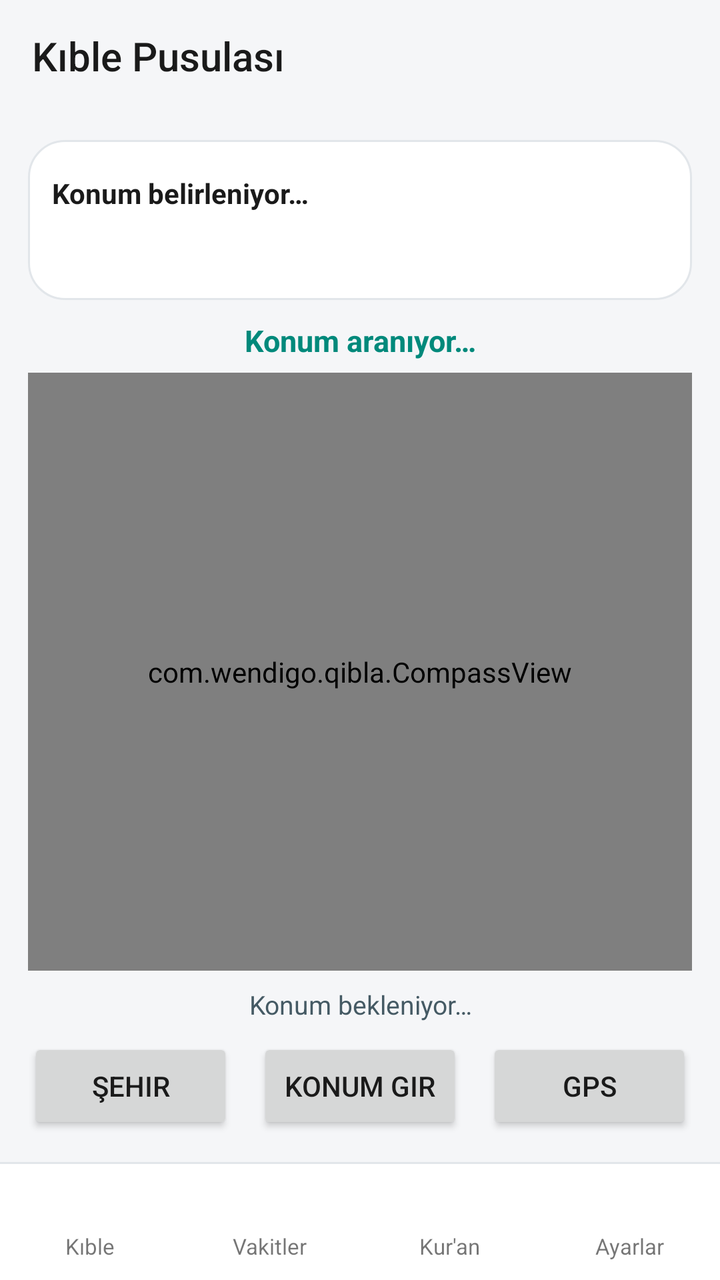
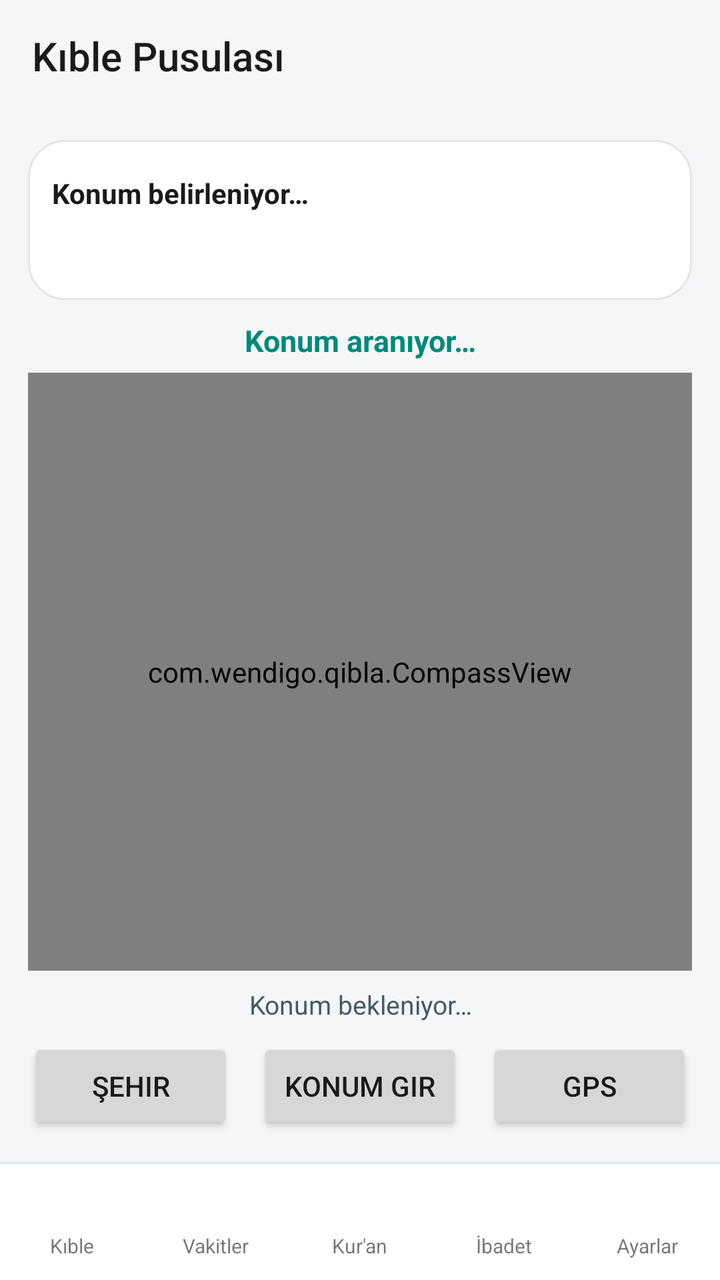

The first picture is an Android layout as it rendered before a commit; the second is the same layout after the commit. The layout source and the unified diff follow.
<!-- AndroidManifest.xml: application theme Theme.Qibla -->
<!-- res/layout/activity_main.xml -->
<?xml version="1.0" encoding="utf-8"?>
<FrameLayout xmlns:android="http://schemas.android.com/apk/res/android"
    xmlns:app="http://schemas.android.com/apk/res-auto"
    android:layout_width="match_parent"
    android:layout_height="match_parent"
    android:background="@color/bg">

    <ImageView
        android:id="@+id/bgImage"
        android:layout_width="match_parent"
        android:layout_height="match_parent"
        android:contentDescription="@null"
        android:scaleType="centerCrop"
        android:visibility="gone" />

    <View
        android:id="@+id/bgScrim"
        android:layout_width="match_parent"
        android:layout_height="match_parent"
        android:background="@color/bg_scrim"
        android:visibility="gone" />

    <LinearLayout
        android:layout_width="match_parent"
        android:layout_height="match_parent"
        android:orientation="vertical">

        <androidx.appcompat.widget.Toolbar
            android:id="@+id/toolbar"
            android:layout_width="match_parent"
            android:layout_height="?attr/actionBarSize"
            android:background="@color/bg"
            app:theme="@style/Theme.Qibla.Toolbar"
            app:title="@string/app_name"
            app:titleTextColor="@color/text_primary" />

        <FrameLayout
            android:layout_width="match_parent"
            android:layout_height="0dp"
            android:layout_weight="1">

            
            <LinearLayout
                android:id="@+id/pageQibla"
                android:layout_width="match_parent"
                android:layout_height="match_parent"
                android:orientation="vertical"
                android:padding="14dp">

                <LinearLayout
                    android:id="@+id/prayerPanel"
                    android:layout_width="match_parent"
                    android:layout_height="wrap_content"
                    android:layout_marginBottom="10dp"
                    android:background="@drawable/panel_bg"
                    android:orientation="vertical"
                    android:padding="12dp">

                    <LinearLayout
                        android:layout_width="match_parent"
                        android:layout_height="wrap_content"
                        android:gravity="center_vertical"
                        android:orientation="horizontal">

                        <TextView
                            android:id="@+id/tvCity"
                            android:layout_width="0dp"
                            android:layout_height="wrap_content"
                            android:layout_weight="1"
                            android:ellipsize="end"
                            android:maxLines="1"
                            android:text="@string/loc_unknown"
                            android:textColor="@color/text_primary"
                            android:textSize="14sp"
                            android:textStyle="bold" />

                        <TextView
                            android:id="@+id/tvCountdown"
                            android:layout_width="wrap_content"
                            android:layout_height="wrap_content"
                            android:paddingStart="8dp"
                            android:textColor="@color/accent"
                            android:textSize="22sp"
                            android:textStyle="bold" />
                    </LinearLayout>

                    <TextView
                        android:id="@+id/tvNextLine"
                        android:layout_width="match_parent"
                        android:layout_height="wrap_content"
                        android:paddingTop="1dp"
                        android:textColor="@color/text_dim"
                        android:textSize="13sp" />

                    <LinearLayout
                        android:id="@+id/prayerRow"
                        android:layout_width="match_parent"
                        android:layout_height="wrap_content"
                        android:orientation="horizontal"
                        android:paddingTop="8dp" />
                </LinearLayout>

                <TextView
                    android:id="@+id/tvStatus"
                    android:layout_width="match_parent"
                    android:layout_height="wrap_content"
                    android:gravity="center"
                    android:paddingBottom="6dp"
                    android:text="@string/searching"
                    android:textColor="@color/accent"
                    android:textSize="15sp"
                    android:textStyle="bold" />

                <com.wendigo.qibla.CompassView
                    android:id="@+id/compass"
                    android:layout_width="match_parent"
                    android:layout_height="0dp"
                    android:layout_weight="1" />

                <TextView
                    android:id="@+id/tvInfo"
                    android:layout_width="match_parent"
                    android:layout_height="wrap_content"
                    android:gravity="center"
                    android:lineSpacingExtra="3dp"
                    android:paddingTop="8dp"
                    android:paddingBottom="8dp"
                    android:text="@string/waiting_location"
                    android:textColor="@color/text_dim"
                    android:textSize="13sp" />

                <LinearLayout
                    android:layout_width="match_parent"
                    android:layout_height="wrap_content"
                    android:orientation="horizontal">

                    <Button
                        android:id="@+id/btnCity"
                        android:layout_width="0dp"
                        android:layout_height="wrap_content"
                        android:layout_marginEnd="6dp"
                        android:layout_weight="1"
                        android:text="@string/city" />

                    <Button
                        android:id="@+id/btnManual"
                        android:layout_width="0dp"
                        android:layout_height="wrap_content"
                        android:layout_marginStart="6dp"
                        android:layout_marginEnd="6dp"
                        android:layout_weight="1"
                        android:text="@string/manual" />

                    <Button
                        android:id="@+id/btnRefresh"
                        android:layout_width="0dp"
                        android:layout_height="wrap_content"
                        android:layout_marginStart="6dp"
                        android:layout_weight="1"
                        android:text="@string/refresh" />
                </LinearLayout>
            </LinearLayout>

            
            <ScrollView
                android:id="@+id/pageVakit"
                android:layout_width="match_parent"
                android:layout_height="match_parent"
                android:visibility="gone">

                <LinearLayout
                    android:layout_width="match_parent"
                    android:layout_height="wrap_content"
                    android:orientation="vertical"
                    android:padding="16dp">

                    <LinearLayout
                        android:layout_width="match_parent"
                        android:layout_height="wrap_content"
                        android:background="@drawable/panel_bg"
                        android:orientation="vertical"
                        android:padding="16dp">

                        <LinearLayout
                            android:layout_width="match_parent"
                            android:layout_height="wrap_content"
                            android:gravity="center_vertical"
                            android:orientation="horizontal">

                            <TextView
                                android:id="@+id/vCity"
                                android:layout_width="0dp"
                                android:layout_height="wrap_content"
                                android:layout_weight="1"
                                android:ellipsize="end"
                                android:maxLines="1"
                                android:text="@string/loc_unknown"
                                android:textColor="@color/text_primary"
                                android:textSize="18sp"
                                android:textStyle="bold" />

                            <TextView
                                android:id="@+id/vCount"
                                android:layout_width="wrap_content"
                                android:layout_height="wrap_content"
                                android:paddingStart="8dp"
                                android:textColor="@color/accent"
                                android:textSize="26sp"
                                android:textStyle="bold" />
                        </LinearLayout>

                        <TextView
                            android:id="@+id/vNext"
                            android:layout_width="match_parent"
                            android:layout_height="wrap_content"
                            android:paddingTop="2dp"
                            android:textColor="@color/text_dim"
                            android:textSize="14sp" />

                        <LinearLayout
                            android:id="@+id/vList"
                            android:layout_width="match_parent"
                            android:layout_height="wrap_content"
                            android:orientation="vertical"
                            android:paddingTop="10dp" />
                    </LinearLayout>

                    <LinearLayout
                        android:layout_width="match_parent"
                        android:layout_height="wrap_content"
                        android:layout_marginTop="12dp"
                        android:background="@drawable/panel_bg"
                        android:orientation="vertical"
                        android:padding="16dp">

                        <LinearLayout
                            android:layout_width="match_parent"
                            android:layout_height="wrap_content"
                            android:gravity="center_vertical"
                            android:orientation="horizontal">

                            <TextView
                                android:layout_width="0dp"
                                android:layout_height="wrap_content"
                                android:layout_weight="1"
                                android:text="@string/notif_enable"
                                android:textColor="@color/text_primary"
                                android:textSize="16sp" />

                            <androidx.appcompat.widget.SwitchCompat
                                android:id="@+id/switchNotif"
                                android:layout_width="wrap_content"
                                android:layout_height="wrap_content" />
                        </LinearLayout>

                        <TextView
                            android:layout_width="match_parent"
                            android:layout_height="wrap_content"
                            android:paddingTop="4dp"
                            android:text="@string/notif_hint"
                            android:textColor="@color/text_dim"
                            android:textSize="12sp" />

                        <Button
                            android:id="@+id/btnNotifTest"
                            android:layout_width="match_parent"
                            android:layout_height="wrap_content"
                            android:layout_marginTop="8dp"
                            android:text="@string/notif_test" />
                    </LinearLayout>

                    <TextView
                        android:layout_width="match_parent"
                        android:layout_height="wrap_content"
                        android:layout_marginTop="12dp"
                        android:text="@string/bg_credit"
                        android:textColor="@color/text_dim"
                        android:textSize="11sp" />
                </LinearLayout>
            </ScrollView>

            
            <ScrollView
                android:id="@+id/pageAyarlar"
                android:layout_width="match_parent"
                android:layout_height="match_parent"
                android:visibility="gone">

                <LinearLayout
                    android:layout_width="match_parent"
                    android:layout_height="wrap_content"
                    android:orientation="vertical"
                    android:padding="16dp">

                    <TextView
                        android:layout_width="match_parent"
                        android:layout_height="wrap_content"
                        android:paddingBottom="8dp"
                        android:text="@string/settings_appearance"
                        android:textColor="@color/accent"
                        android:textSize="14sp"
                        android:textStyle="bold" />

                    <Button
                        android:id="@+id/btnThemeAyar"
                        android:layout_width="match_parent"
                        android:layout_height="wrap_content"
                        android:text="@string/menu_theme" />

                    <Button
                        android:id="@+id/btnBgAyar"
                        android:layout_width="match_parent"
                        android:layout_height="wrap_content"
                        android:layout_marginTop="8dp"
                        android:text="@string/menu_bg" />

                    <Button
                        android:id="@+id/btnMapAyar"
                        android:layout_width="match_parent"
                        android:layout_height="wrap_content"
                        android:layout_marginTop="8dp"
                        android:text="@string/menu_map" />

                    <TextView
                        android:layout_width="match_parent"
                        android:layout_height="wrap_content"
                        android:paddingTop="24dp"
                        android:paddingBottom="6dp"
                        android:text="@string/about_title"
                        android:textColor="@color/accent"
                        android:textSize="14sp"
                        android:textStyle="bold" />

                    <TextView
                        android:layout_width="match_parent"
                        android:layout_height="wrap_content"
                        android:lineSpacingExtra="4dp"
                        android:text="@string/about_text"
                        android:textColor="@color/text_dim"
                        android:textSize="13sp" />
                </LinearLayout>
            </ScrollView>

            
            <FrameLayout
                android:id="@+id/pageQuran"
                android:layout_width="match_parent"
                android:layout_height="match_parent"
                android:visibility="gone">

                <ListView
                    android:id="@+id/quranList"
                    android:layout_width="match_parent"
                    android:layout_height="match_parent"
                    android:clipToPadding="false"
                    android:divider="@color/panel_stroke"
                    android:dividerHeight="1dp"
                    android:padding="6dp"
                    android:scrollbars="vertical" />

                <ProgressBar
                    android:id="@+id/quranProgress"
                    android:layout_width="wrap_content"
                    android:layout_height="wrap_content"
                    android:layout_gravity="center" />

                <TextView
                    android:id="@+id/quranEmpty"
                    android:layout_width="wrap_content"
                    android:layout_height="wrap_content"
                    android:layout_gravity="center"
                    android:text="@string/quran_loading"
                    android:textColor="@color/text_dim"
                    android:visibility="gone" />
            </FrameLayout>
        </FrameLayout>

        <View
            android:layout_width="match_parent"
            android:layout_height="1dp"
            android:background="@color/panel_stroke" />

        <LinearLayout
            android:id="@+id/bottomBar"
            android:layout_width="match_parent"
            android:layout_height="58dp"
            android:background="@color/panel"
            android:orientation="horizontal">

            <LinearLayout
                android:id="@+id/tabQibla"
                android:layout_width="0dp"
                android:layout_height="match_parent"
                android:layout_weight="1"
                android:background="?attr/selectableItemBackground"
                android:clickable="true"
                android:focusable="true"
                android:gravity="center"
                android:orientation="vertical">

                <ImageView
                    android:id="@+id/tabQiblaIcon"
                    android:layout_width="24dp"
                    android:layout_height="24dp"
                    android:contentDescription="@string/tab_qibla"
                    android:src="@drawable/ic_qibla" />

                <TextView
                    android:id="@+id/tabQiblaLabel"
                    android:layout_width="wrap_content"
                    android:layout_height="wrap_content"
                    android:text="@string/tab_qibla"
                    android:textSize="11sp" />
            </LinearLayout>

            <LinearLayout
                android:id="@+id/tabPrayer"
                android:layout_width="0dp"
                android:layout_height="match_parent"
                android:layout_weight="1"
                android:background="?attr/selectableItemBackground"
                android:clickable="true"
                android:focusable="true"
                android:gravity="center"
                android:orientation="vertical">

                <ImageView
                    android:id="@+id/tabPrayerIcon"
                    android:layout_width="24dp"
                    android:layout_height="24dp"
                    android:contentDescription="@string/tab_prayer"
                    android:src="@drawable/ic_prayer" />

                <TextView
                    android:id="@+id/tabPrayerLabel"
                    android:layout_width="wrap_content"
                    android:layout_height="wrap_content"
                    android:text="@string/tab_prayer"
                    android:textSize="11sp" />
            </LinearLayout>

            <LinearLayout
                android:id="@+id/tabQuran"
                android:layout_width="0dp"
                android:layout_height="match_parent"
                android:layout_weight="1"
                android:background="?attr/selectableItemBackground"
                android:clickable="true"
                android:focusable="true"
                android:gravity="center"
                android:orientation="vertical">

                <ImageView
                    android:id="@+id/tabQuranIcon"
                    android:layout_width="24dp"
                    android:layout_height="24dp"
                    android:contentDescription="@string/tab_quran"
                    android:src="@drawable/ic_quran" />

                <TextView
                    android:id="@+id/tabQuranLabel"
                    android:layout_width="wrap_content"
                    android:layout_height="wrap_content"
                    android:text="@string/tab_quran"
                    android:textSize="11sp" />
            </LinearLayout>

            <LinearLayout
                android:id="@+id/tabSettings"
                android:layout_width="0dp"
                android:layout_height="match_parent"
                android:layout_weight="1"
                android:background="?attr/selectableItemBackground"
                android:clickable="true"
                android:focusable="true"
                android:gravity="center"
                android:orientation="vertical">

                <ImageView
                    android:id="@+id/tabSettingsIcon"
                    android:layout_width="24dp"
                    android:layout_height="24dp"
                    android:contentDescription="@string/tab_settings"
                    android:src="@drawable/ic_settings" />

                <TextView
                    android:id="@+id/tabSettingsLabel"
                    android:layout_width="wrap_content"
                    android:layout_height="wrap_content"
                    android:text="@string/tab_settings"
                    android:textSize="11sp" />
            </LinearLayout>
        </LinearLayout>
    </LinearLayout>

</FrameLayout>
<!-- resources referenced by this layout -->
<resources>
  <color name="accent">#00897B</color>
  <color name="bg">#F5F6F8</color>
  <color name="bg_scrim">#66FFFFFF</color>
  <color name="panel">#FFFFFF</color>
  <color name="panel_stroke">#E2E6EA</color>
  <color name="text_dim">#455A64</color>
  <color name="text_primary">#1A1A1A</color>
  <!-- drawable ic_qibla (drawable) -->
  <vector xmlns:android="http://schemas.android.com/apk/res/android"
      android:width="24dp"
      android:height="24dp"
      android:viewportWidth="24"
      android:viewportHeight="24">
      <path
          android:fillColor="#FFFFFF"
          android:pathData="M12,2C6.48,2 2,6.48 2,12s4.48,10 10,10 10,-4.48 10,-10S17.52,2 12,2zM14.19,14.19L6,18l3.81,-8.19L18,6l-3.81,8.19z" />
  </vector>
  <!-- drawable panel_bg (drawable) -->
  <?xml version="1.0" encoding="utf-8"?>
  <shape xmlns:android="http://schemas.android.com/apk/res/android"
      android:shape="rectangle">
      <solid android:color="@color/panel" />
      <corners android:radius="18dp" />
      <stroke
          android:width="1dp"
          android:color="@color/panel_stroke" />
  </shape>
  <string name="about_text">Kıble Pusulası — namaz vakitleri, kıble yönü ve harita. Vakitler Diyanet takvimine (temkinli) göre hesaplanır.\n\nArka plan görselleri Wikimedia Commons (CC0 / kamu malı). Sunulan bilgiler yalnızca rehber niteliğindedir; resmî vakitler için Diyanet’e başvurun.\n\nSürüm 2.2</string>
  <string name="about_title">Hakkında</string>
  <string name="app_name">Kıble Pusulası</string>
  <string name="bg_credit">Görseller Wikimedia Commons (CC0 / kamu malı).</string>
  <string name="city">Şehir</string>
  <string name="loc_unknown">Konum belirleniyor…</string>
  <string name="manual">Konum Gir</string>
  <string name="menu_bg">Arka Plan</string>
  <string name="menu_map">Haritada Göster</string>
  <string name="menu_theme">Tema (Açık / Koyu)</string>
  <string name="notif_enable">Vakit bildirimleri</string>
  <string name="notif_hint">Vakit girdiğinde bildirim alırsınız. Bildirimin zamanında gelmesi için uygulamanın pil tasarrufundan muaf olması önerilir.</string>
  <string name="notif_test">Test bildirimi gönder</string>
  <string name="quran_loading">Kur\'an yükleniyor…</string>
  <string name="refresh">GPS</string>
  <string name="searching">Konum aranıyor…</string>
  <string name="settings_appearance">Görünüm</string>
  <string name="tab_prayer">Vakitler</string>
  <string name="tab_qibla">Kıble</string>
  <string name="tab_quran">Kur\'an</string>
  <string name="tab_settings">Ayarlar</string>
  <string name="waiting_location">Konum bekleniyor…</string>
  <style name="Theme.Qibla.Toolbar" parent="ThemeOverlay.AppCompat.ActionBar">
          <item name="colorControlNormal">@color/text_primary</item>
          <item name="android:textColorPrimary">@color/text_primary</item>
      </style>
  <!-- unchanged entries left out for length: 4 -->
</resources>

<!-- the commit's change to res/layout/activity_main.xml (unified diff, before → after) -->
@@ -373,6 +373,107 @@
                     android:textColor="@color/text_dim"
                     android:visibility="gone" />
             </FrameLayout>
+
+            
+            <LinearLayout
+                android:id="@+id/pageIbadat"
+                android:layout_width="match_parent"
+                android:layout_height="match_parent"
+                android:orientation="vertical"
+                android:padding="16dp"
+                android:visibility="gone">
+
+                <LinearLayout
+                    android:id="@+id/ibDua"
+                    android:layout_width="match_parent"
+                    android:layout_height="wrap_content"
+                    android:layout_marginBottom="12dp"
+                    android:background="@drawable/panel_bg"
+                    android:clickable="true"
+                    android:focusable="true"
+                    android:orientation="vertical"
+                    android:padding="18dp">
+
+                    <TextView
+                        android:layout_width="match_parent"
+                        android:layout_height="wrap_content"
+                        android:text="@string/tab_dua"
+                        android:textColor="@color/text_primary"
+                        android:textSize="18sp"
+                        android:textStyle="bold" />
+
+                    <TextView
+                        android:layout_width="match_parent"
+                        android:layout_height="wrap_content"
+                        android:paddingTop="4dp"
+                        android:text="@string/ib_dua_sub"
+                        android:textColor="@color/text_dim"
+                        android:textSize="12sp" />
+                </LinearLayout>
+
+                <LinearLayout
+                    android:id="@+id/ibTesbih"
+                    android:layout_width="match_parent"
+                    android:layout_height="wrap_content"
+                    android:layout_marginBottom="12dp"
+                    android:background="@drawable/panel_bg"
+                    android:clickable="true"
+                    android:focusable="true"
+                    android:orientation="vertical"
+                    android:padding="18dp">
+
+                    <TextView
+                        android:layout_width="match_parent"
+                        android:layout_height="wrap_content"
+                        android:text="@string/tab_tesbih"
+                        android:textColor="@color/text_primary"
+                        android:textSize="18sp"
+                        android:textStyle="bold" />
+
+                    <TextView
+                        android:layout_width="match_parent"
+                        android:layout_height="wrap_content"
+                        android:paddingTop="4dp"
+                        android:text="@string/ib_tesbih_sub"
+                        android:textColor="@color/text_dim"
+                        android:textSize="12sp" />
+                </LinearLayout>
+
+                <LinearLayout
+                    android:id="@+id/ibEsma"
+                    android:layout_width="match_parent"
+                    android:layout_height="wrap_content"
+                    android:background="@drawable/panel_bg"
+                    android:clickable="true"
+                    android:focusable="true"
+                    android:orientation="vertical"
+                    android:padding="18dp">
+
+                    <TextView
+                        android:layout_width="match_parent"
+                        android:layout_height="wrap_content"
+                        android:text="@string/tab_esma"
+                        android:textColor="@color/text_primary"
+                        android:textSize="18sp"
+                        android:textStyle="bold" />
+
+                    <TextView
+                        android:layout_width="match_parent"
+                        android:layout_height="wrap_content"
+                        android:paddingTop="4dp"
+                        android:text="@string/ib_esma_sub"
+                        android:textColor="@color/text_dim"
+                        android:textSize="12sp" />
+                </LinearLayout>
+
+                <TextView
+                    android:layout_width="match_parent"
+                    android:layout_height="wrap_content"
+                    android:layout_marginTop="14dp"
+                    android:text="@string/dua_credit"
+                    android:textColor="@color/text_dim"
+                    android:textSize="11sp" />
+            </LinearLayout>
         </FrameLayout>
 
         <View
@@ -410,7 +511,7 @@
                     android:layout_width="wrap_content"
                     android:layout_height="wrap_content"
                     android:text="@string/tab_qibla"
-                    android:textSize="11sp" />
+                    android:textSize="10sp" />
             </LinearLayout>
 
             <LinearLayout
@@ -436,7 +537,7 @@
                     android:layout_width="wrap_content"
                     android:layout_height="wrap_content"
                     android:text="@string/tab_prayer"
-                    android:textSize="11sp" />
+                    android:textSize="10sp" />
             </LinearLayout>
 
             <LinearLayout
@@ -462,11 +563,11 @@
                     android:layout_width="wrap_content"
                     android:layout_height="wrap_content"
                     android:text="@string/tab_quran"
-                    android:textSize="11sp" />
+                    android:textSize="10sp" />
             </LinearLayout>
 
             <LinearLayout
-                android:id="@+id/tabSettings"
+                android:id="@+id/tabIbadah"
                 android:layout_width="0dp"
                 android:layout_height="match_parent"
                 android:layout_weight="1"
@@ -477,6 +578,32 @@
                 android:orientation="vertical">
 
                 <ImageView
+                    android:id="@+id/tabIbadahIcon"
+                    android:layout_width="24dp"
+                    android:layout_height="24dp"
+                    android:contentDescription="@string/tab_ibadah"
+                    android:src="@drawable/ic_ibadah" />
+
+                <TextView
+                    android:id="@+id/tabIbadahLabel"
+                    android:layout_width="wrap_content"
+                    android:layout_height="wrap_content"
+                    android:text="@string/tab_ibadah"
+                    android:textSize="10sp" />
+            </LinearLayout>
+
+            <LinearLayout
+                android:id="@+id/tabSettings"
+                android:layout_width="0dp"
+                android:layout_height="match_parent"
+                android:layout_weight="1"
+                android:background="?attr/selectableItemBackground"
+                android:clickable="true"
+                android:focusable="true"
+                android:gravity="center"
+                android:orientation="vertical">
+
+                <ImageView
                     android:id="@+id/tabSettingsIcon"
                     android:layout_width="24dp"
                     android:layout_height="24dp"
@@ -488,7 +615,7 @@
                     android:layout_width="wrap_content"
                     android:layout_height="wrap_content"
                     android:text="@string/tab_settings"
-                    android:textSize="11sp" />
+                    android:textSize="10sp" />
             </LinearLayout>
         </LinearLayout>
     </LinearLayout>
<!-- resource entries referenced after the edit -->
@@ -7,6 +7,16 @@
   <color name="panel_stroke">#E2E6EA</color>
   <color name="text_dim">#455A64</color>
   <color name="text_primary">#1A1A1A</color>
+  <!-- drawable ic_ibadah (drawable) -->
+  <vector xmlns:android="http://schemas.android.com/apk/res/android"
+      android:width="24dp"
+      android:height="24dp"
+      android:viewportWidth="24"
+      android:viewportHeight="24">
+      <path
+          android:fillColor="#FFFFFF"
+          android:pathData="M12,3c-4.97,0 -9,4.03 -9,9s4.03,9 9,9c0.83,0 1.64,-0.11 2.41,-0.32c-2.51,-1.28 -4.41,-3.86 -4.41,-6.89s1.9,-5.61 4.41,-6.89C13.64,3.11 12.83,3 12,3z" />
+  </vector>
   <!-- drawable ic_qibla (drawable) -->
   <vector xmlns:android="http://schemas.android.com/apk/res/android"
       android:width="24dp"
@@ -27,11 +37,15 @@
           android:width="1dp"
           android:color="@color/panel_stroke" />
   </shape>
-  <string name="about_text">Kıble Pusulası — namaz vakitleri, kıble yönü ve harita. Vakitler Diyanet takvimine (temkinli) göre hesaplanır.\n\nArka plan görselleri Wikimedia Commons (CC0 / kamu malı). Sunulan bilgiler yalnızca rehber niteliğindedir; resmî vakitler için Diyanet’e başvurun.\n\nSürüm 2.2</string>
+  <string name="about_text">Kıble Pusulası — namaz vakitleri, kıble yönü ve harita. Vakitler Diyanet takvimine (temkinli) göre hesaplanır.\n\nArka plan görselleri Wikimedia Commons (CC0 / kamu malı). Sunulan bilgiler yalnızca rehber niteliğindedir; resmî vakitler için Diyanet’e başvurun.\n\nSürüm 3.0</string>
   <string name="about_title">Hakkında</string>
   <string name="app_name">Kıble Pusulası</string>
   <string name="bg_credit">Görseller Wikimedia Commons (CC0 / kamu malı).</string>
   <string name="city">Şehir</string>
+  <string name="dua_credit">Dua duası verisi: masnun-dua (ücretsiz) • Esmâ: MIT</string>
+  <string name="ib_dua_sub">Günlük dua ve zikirler, Arapça + okunuş + meal</string>
+  <string name="ib_esma_sub">Allah\'ın 99 güzel ismi ve anlamları</string>
+  <string name="ib_tesbih_sub">Dijital zikir sayacı (33, 99, 100…)</string>
   <string name="loc_unknown">Konum belirleniyor…</string>
   <string name="manual">Konum Gir</string>
   <string name="menu_bg">Arka Plan</string>
@@ -44,10 +58,14 @@
   <string name="refresh">GPS</string>
   <string name="searching">Konum aranıyor…</string>
   <string name="settings_appearance">Görünüm</string>
+  <string name="tab_dua">Dualar</string>
+  <string name="tab_esma">Esmâ-ül Hüsnâ</string>
+  <string name="tab_ibadah">İbadet</string>
   <string name="tab_prayer">Vakitler</string>
   <string name="tab_qibla">Kıble</string>
   <string name="tab_quran">Kur\'an</string>
   <string name="tab_settings">Ayarlar</string>
+  <string name="tab_tesbih">Tesbih / Zikir</string>
   <string name="waiting_location">Konum bekleniyor…</string>
   <style name="Theme.Qibla.Toolbar" parent="ThemeOverlay.AppCompat.ActionBar">
           <item name="colorControlNormal">@color/text_primary</item>
